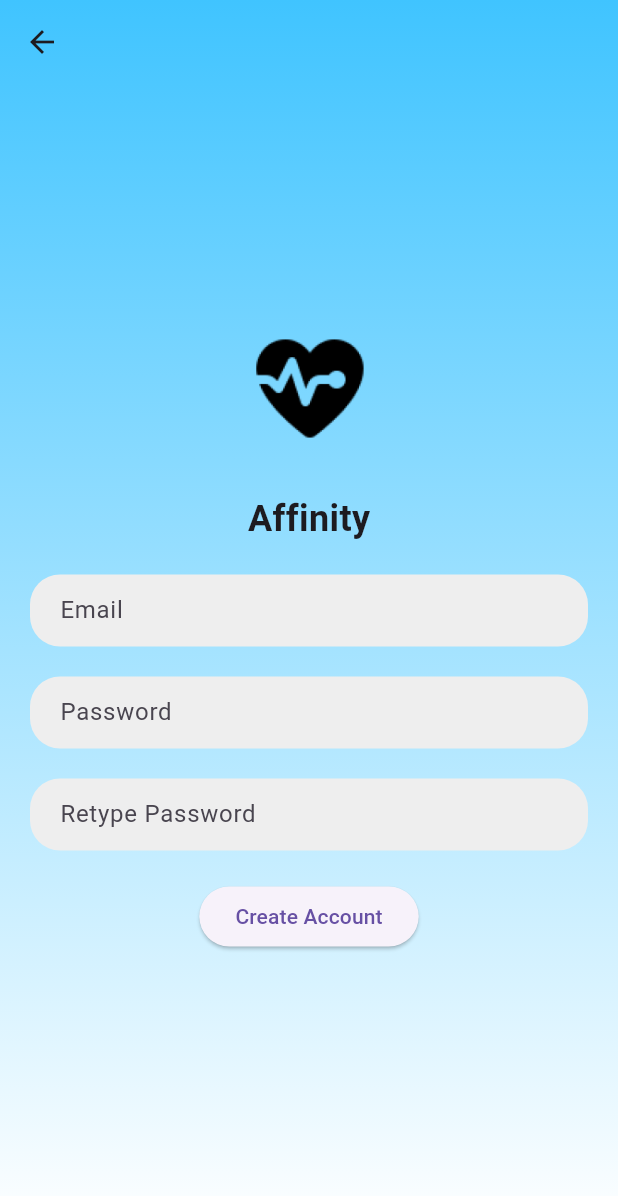
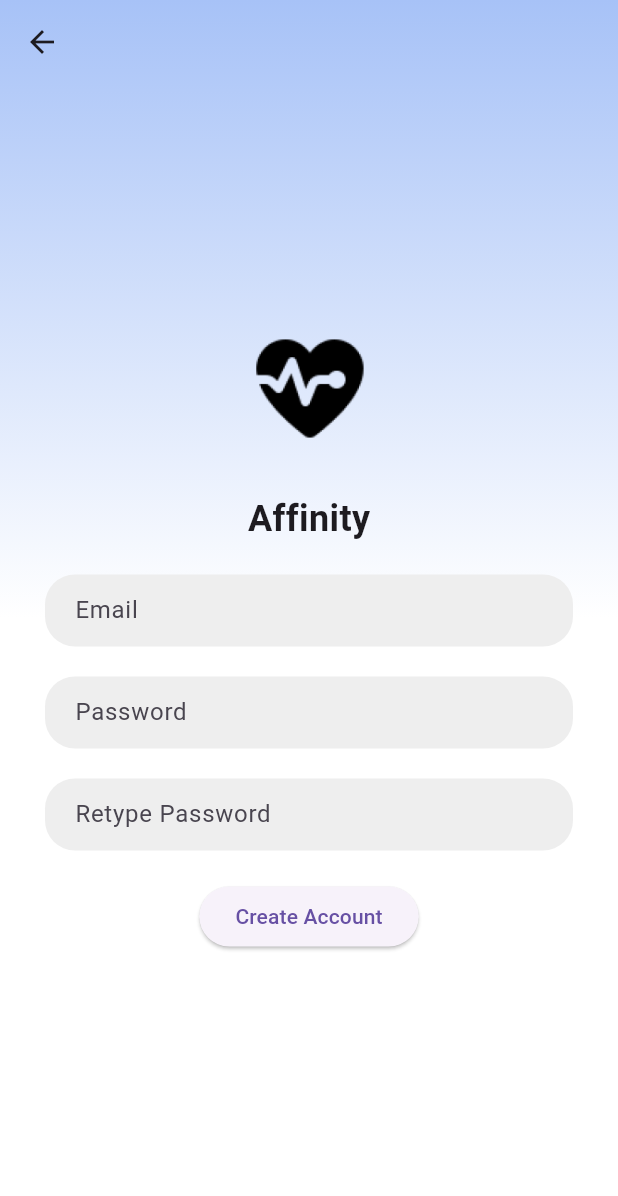
Before and after one commit to Affinity-App/Affinity-App, a Flutter app: the screen it shows after launch, after a tap on "Create Account", on a phone screen of 412 x 824 dp. Shown: the top 1196 px of the screen. Run offline on Flutter 3.47's test engine with Material 3 defaults, Android fonts, the phone set to English and light mode, and no system bars; our stand-ins replace fl_chart.

Commit message:
BackgroundGrandientContainer() implemented into login and create account page

```diff
--- a/CardiacEngineering-App/lib/pages/createAccountPage.dart
+++ b/CardiacEngineering-App/lib/pages/createAccountPage.dart
@@ -1,4 +1,5 @@
 import 'package:flutter/material.dart';
+import 'package:jr_design_app/pages/BackgroundGradientContainer.dart';
 import 'homePage.dart'; // Import the homePage.dart
 
 class CreateAccountPage extends StatefulWidget {
@@ -20,14 +21,7 @@ class _CreateAccountPageState extends State<CreateAccountPage> {
         elevation: 0,
         //title: Text('Create Account'),
       ),
-      body: Container(
-        decoration: BoxDecoration(
-          gradient: LinearGradient(
-            begin: Alignment.topCenter,
-            end: Alignment.bottomCenter,
-            colors: [Colors.lightBlueAccent, Colors.white],
-          ),
-        ),
+      body: BackgroundGradientContainer(
         child: Padding(
           padding: EdgeInsets.all(20.0),
           child: Column(
--- a/CardiacEngineering-App/lib/pages/loginPage.dart
+++ b/CardiacEngineering-App/lib/pages/loginPage.dart
@@ -18,15 +18,7 @@ class _loginPageState extends State<loginPage> {
     Color gradientColor = Color(0xFFA7C2F7);
 
     return Scaffold(
-      body: Container(
-        decoration: BoxDecoration(
-          gradient: LinearGradient(
-            begin: Alignment.topCenter,
-            end: Alignment.bottomCenter,
-            colors: [gradientColor, Colors.white],
-            stops: [0.0, 0.5], // manipulate gradient position
-          ),
-        ),
+      body: BackgroundGradientContainer(
         child: Padding(
           padding: EdgeInsets.all(20.0),
           child: Column(
```
